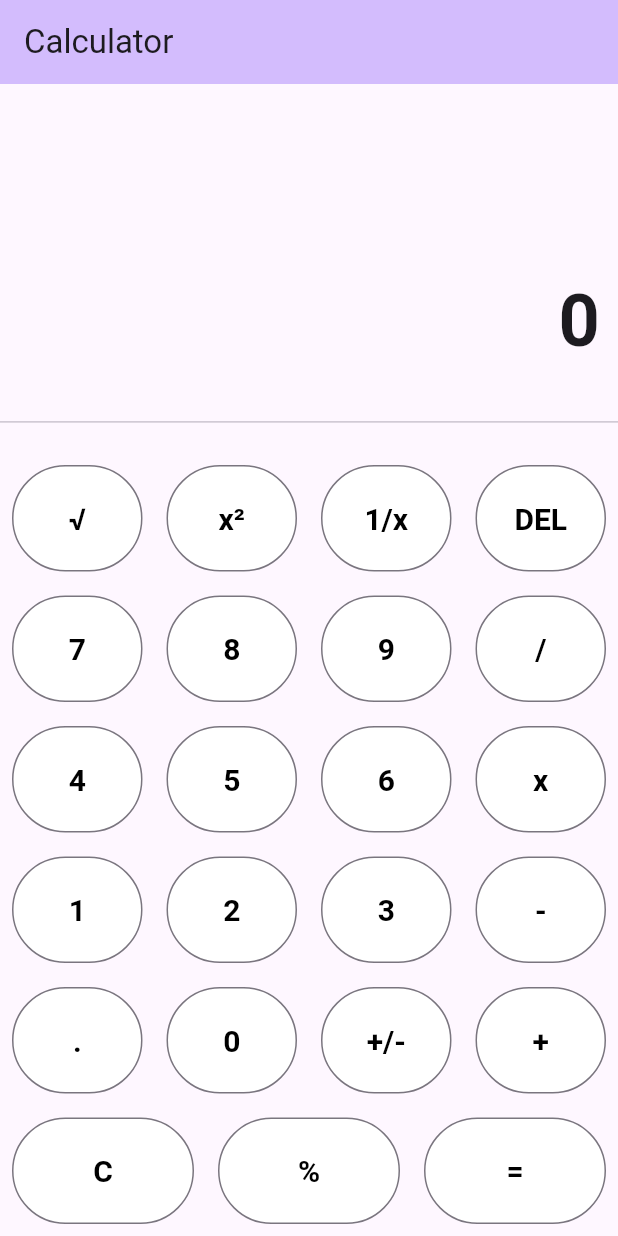
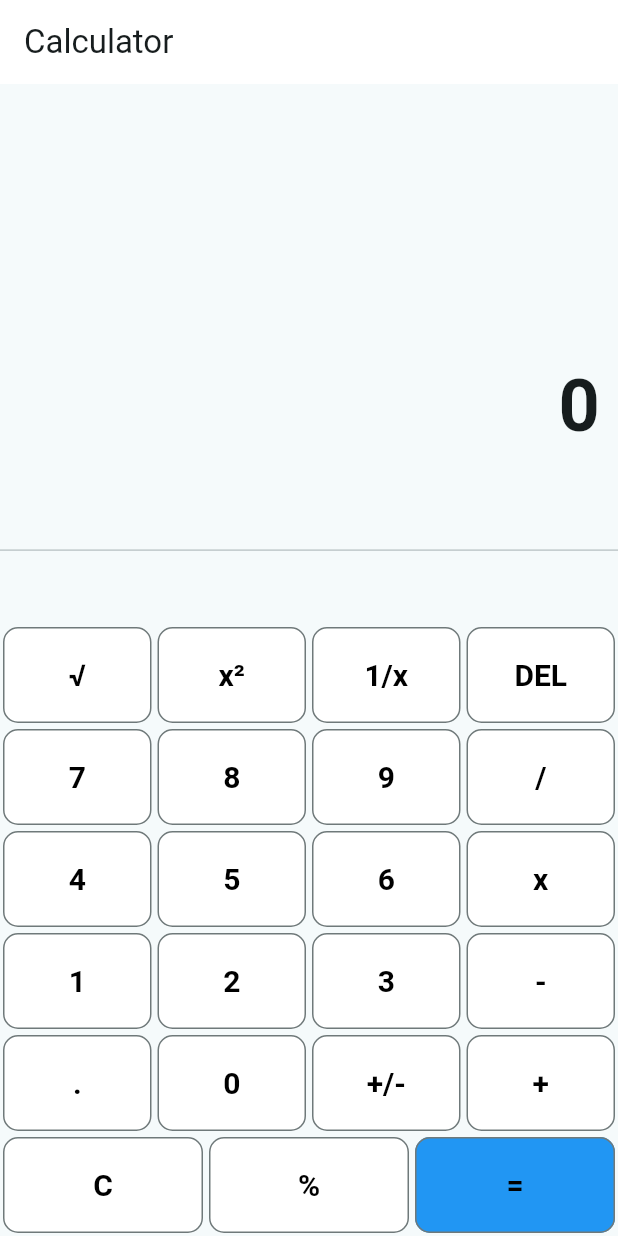
Before and after one commit to usmanjchaudhry/calculatorflutter, a Flutter app: the screen it shows after launch, on a phone screen of 412 x 824 dp. Run offline on Flutter 3.47's test engine with Material 3 defaults, Android fonts, the phone set to English and light mode, and no system bars.

Commit message:
Updates to UI

```diff
--- a/lib/main.dart
+++ b/lib/main.dart
@@ -13,7 +13,8 @@ class MyApp extends StatelessWidget {
     return MaterialApp(
       title: 'Calculator',
       theme: ThemeData(
-        colorScheme: ColorScheme.fromSeed(seedColor: Colors.deepPurple),
+        colorScheme: ColorScheme.fromSeed(
+            seedColor: const Color.fromARGB(255, 255, 255, 255)),
         useMaterial3: true,
       ),
       home: const MyHomePage(title: 'Calculator'),
@@ -130,17 +131,22 @@ class _MyHomePageState extends State<MyHomePage> {
   Widget _buildButton(String buttonText) {
     return Expanded(
       child: Padding(
-        padding: const EdgeInsets.all(8.0),
+        padding: const EdgeInsets.all(2.0),
+        child: SizedBox(
+          height: 64.0,
           child: OutlinedButton(
             onPressed: () => _buttonPressed(buttonText),
             style: OutlinedButton.styleFrom(
-            padding: const EdgeInsets.all(24.0),
-            backgroundColor: Colors.white,
+              backgroundColor: buttonText == '=' ? Colors.blue : Colors.white,
               foregroundColor: Colors.black,
               textStyle:
                   const TextStyle(fontSize: 20.0, fontWeight: FontWeight.bold),
+              shape: RoundedRectangleBorder(
+                borderRadius: BorderRadius.circular(10.0), // Add this line
+              ),
             ),
             child: Text(buttonText),
+          ),
         ),
       ),
     );
@@ -150,7 +156,7 @@ class _MyHomePageState extends State<MyHomePage> {
   Widget build(BuildContext context) {
     return Scaffold(
       appBar: AppBar(
-        backgroundColor: Theme.of(context).colorScheme.inversePrimary,
+        backgroundColor: Colors.white, // Set the background color here
         title: Text(widget.title),
       ),
       body: Column(
```
Lines whose indentation alone changed are shown as unchanged.
